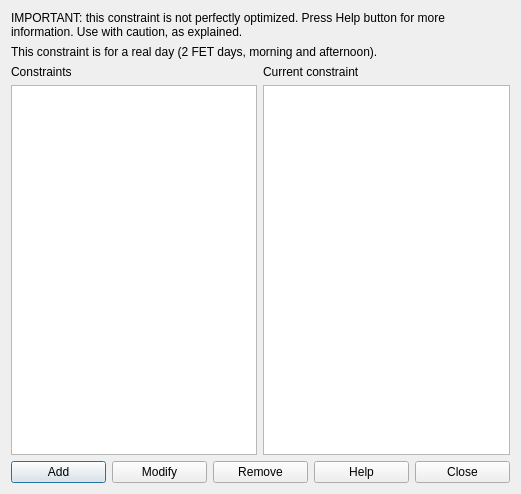
Qt form fet/src/interface/constraintteachersmaxgapsperrealdayform_template.ui (vonmecheln/fet) before a commit.
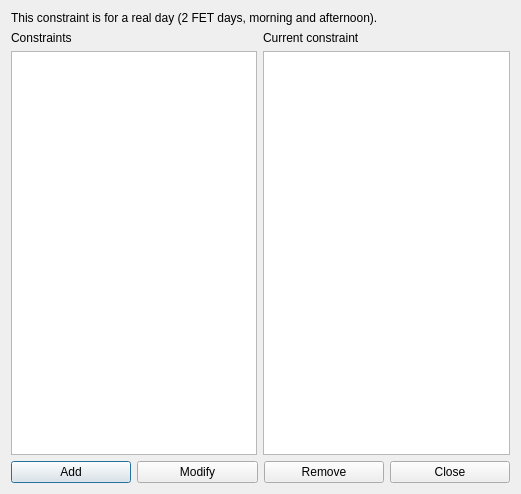
The same form after that commit.

```diff
--- a/fet/src/interface/constraintteachersmaxgapsperrealdayform_template.ui
+++ b/fet/src/interface/constraintteachersmaxgapsperrealdayform_template.ui
@@ -14,39 +14,39 @@
    <string extracomment="This is the title of the dialog in which you see the list of all constraints of this type">Constraints teachers max gaps per real day</string>
   </property>
   <layout class="QGridLayout" name="gridLayout">
-   <item row="0" column="0" colspan="2">
-    <widget class="QLabel" name="label">
-     <property name="sizePolicy">
-      <sizepolicy hsizetype="Minimum" vsizetype="Minimum">
-       <horstretch>0</horstretch>
-       <verstretch>0</verstretch>
-      </sizepolicy>
-     </property>
-     <property name="text">
-      <string>IMPORTANT: this constraint is not perfectly optimized. Press Help button for more information. Use with caution, as explained.</string>
-     </property>
-     <property name="wordWrap">
-      <bool>true</bool>
-     </property>
-    </widget>
+   <item row="2" column="0" colspan="2">
+    <layout class="QHBoxLayout" name="horizontalLayout">
+     <item>
+      <widget class="QPushButton" name="addConstraintPushButton">
+       <property name="text">
+        <string>Add</string>
+       </property>
+      </widget>
+     </item>
+     <item>
+      <widget class="QPushButton" name="modifyConstraintPushButton">
+       <property name="text">
+        <string>Modify</string>
+       </property>
+      </widget>
+     </item>
+     <item>
+      <widget class="QPushButton" name="removeConstraintPushButton">
+       <property name="text">
+        <string>Remove</string>
+       </property>
+      </widget>
+     </item>
+     <item>
+      <widget class="QPushButton" name="closePushButton">
+       <property name="text">
+        <string>Close</string>
+       </property>
+      </widget>
+     </item>
+    </layout>
    </item>
-   <item row="1" column="0" colspan="2">
-    <widget class="QLabel" name="label_2">
-     <property name="sizePolicy">
-      <sizepolicy hsizetype="Minimum" vsizetype="Minimum">
-       <horstretch>0</horstretch>
-       <verstretch>0</verstretch>
-      </sizepolicy>
-     </property>
-     <property name="text">
-      <string>This constraint is for a real day (2 FET days, morning and afternoon).</string>
-     </property>
-     <property name="wordWrap">
-      <bool>true</bool>
-     </property>
-    </widget>
-   </item>
-   <item row="2" column="0">
+   <item row="1" column="0">
     <layout class="QVBoxLayout" name="verticalLayout">
      <item>
       <widget class="QLabel" name="constraintsTextLabel">
@@ -69,7 +69,23 @@
      </item>
     </layout>
    </item>
-   <item row="2" column="1">
+   <item row="0" column="0" colspan="2">
+    <widget class="QLabel" name="label_2">
+     <property name="sizePolicy">
+      <sizepolicy hsizetype="Minimum" vsizetype="Minimum">
+       <horstretch>0</horstretch>
+       <verstretch>0</verstretch>
+      </sizepolicy>
+     </property>
+     <property name="text">
+      <string>This constraint is for a real day (2 FET days, morning and afternoon).</string>
+     </property>
+     <property name="wordWrap">
+      <bool>true</bool>
+     </property>
+    </widget>
+   </item>
+   <item row="1" column="1">
     <layout class="QVBoxLayout" name="verticalLayout_2">
      <item>
       <widget class="QLabel" name="currentConstraintTextLabel">
@@ -86,45 +102,6 @@
      </item>
     </layout>
    </item>
-   <item row="3" column="0" colspan="2">
-    <layout class="QHBoxLayout" name="horizontalLayout">
-     <item>
-      <widget class="QPushButton" name="addConstraintPushButton">
-       <property name="text">
-        <string>Add</string>
-       </property>
-      </widget>
-     </item>
-     <item>
-      <widget class="QPushButton" name="modifyConstraintPushButton">
-       <property name="text">
-        <string>Modify</string>
-       </property>
-      </widget>
-     </item>
-     <item>
-      <widget class="QPushButton" name="removeConstraintPushButton">
-       <property name="text">
-        <string>Remove</string>
-       </property>
-      </widget>
-     </item>
-     <item>
-      <widget class="QPushButton" name="helpPushButton">
-       <property name="text">
-        <string>Help</string>
-       </property>
-      </widget>
-     </item>
-     <item>
-      <widget class="QPushButton" name="closePushButton">
-       <property name="text">
-        <string>Close</string>
-       </property>
-      </widget>
-     </item>
-    </layout>
-   </item>
   </layout>
  </widget>
  <layoutdefault spacing="6" margin="11"/>
```
